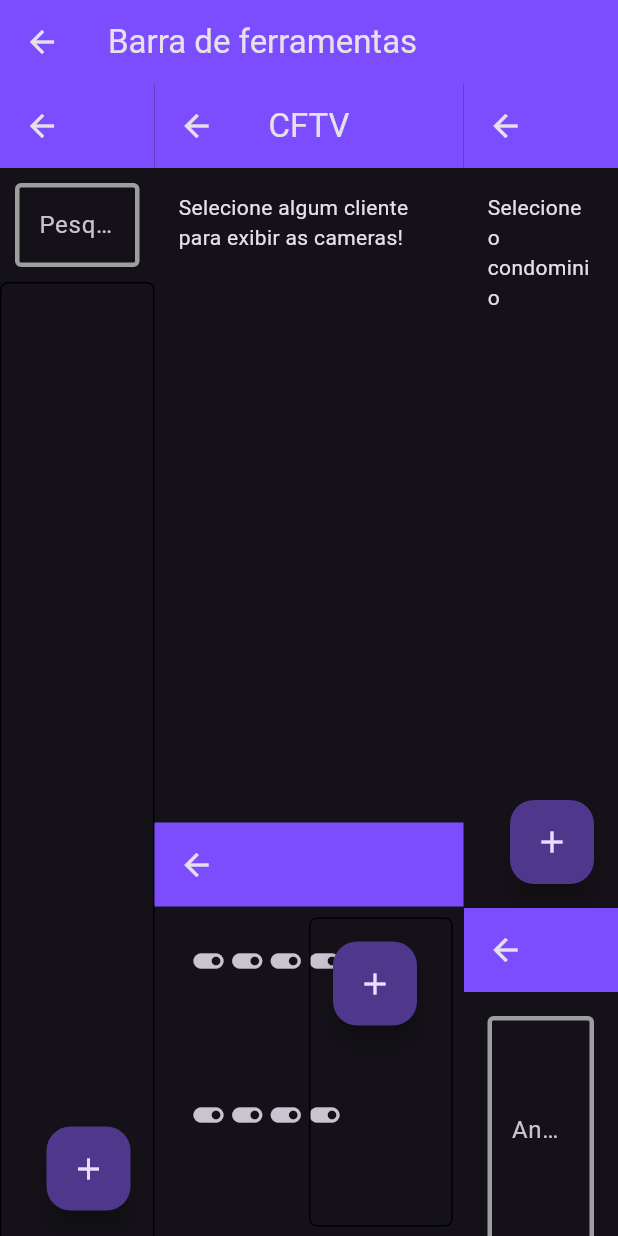
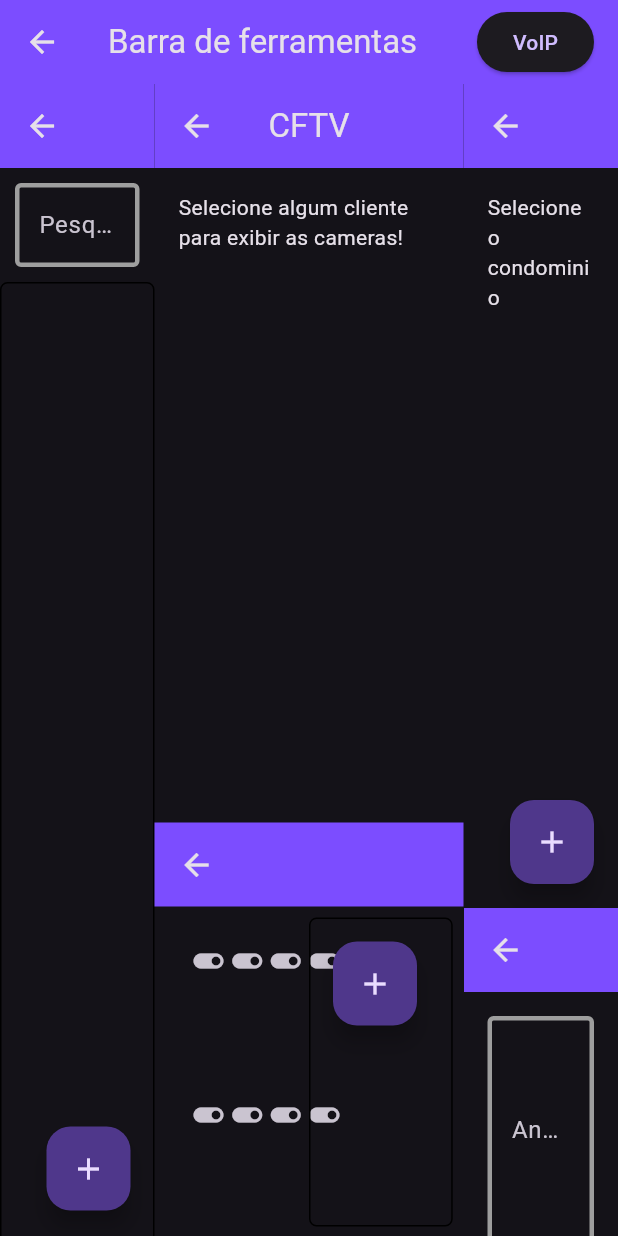
Before and after one commit to HeroRickyGAMES/ProjetoVigilantWindows, a Flutter app: the homeApp screen opened directly, on a phone screen of 412 x 824 dp. Run offline on Flutter 3.47's test engine with Material 3 defaults, Android fonts, the phone set to English and light mode, and no system bars; our stand-ins replace cloud_firestore, device_info_plus, firebase_auth, firebase_core, firebase_storage, flutter_styled_toast and 1 more; missing offline and left inert: flutter_webrtc, media_kit, media_kit_video, record, sip_ua; accounts and stored records are empty.

```diff
--- a/lib/homeApp.dart
+++ b/lib/homeApp.dart
@@ -54,7 +54,18 @@ class _homeAppState extends State<homeApp>{
               child: Column(
                 children: [
                   AppBar(
-                    title: const Text("Barra de ferramentas"),
+                    title: Row(
+                      mainAxisAlignment: MainAxisAlignment.spaceBetween,
+                      children: [
+                        const Text("Barra de ferramentas"),
+                        ElevatedButton(
+                          onPressed: () async {
+                            useVoIP();
+                          },
+                          child: const Text("VoIP")
+                        ),
+                      ],
+                    ),
                     backgroundColor: Colors.deepPurpleAccent,
                   ),
                   SizedBox(
--- a/lib/main.dart
+++ b/lib/main.dart
@@ -3,7 +3,6 @@ import 'dart:io';
 import 'package:firebase_auth/firebase_auth.dart';
 import 'package:firebase_core/firebase_core.dart';
 import 'package:flutter/material.dart';
-import 'package:flutter_styled_toast/flutter_styled_toast.dart';
 import 'package:sparta_monitoramento/checkUser.dart';
 import 'package:sparta_monitoramento/firebase_options.dart';
 import 'package:sparta_monitoramento/homeApp.dart';
@@ -56,7 +55,7 @@ class _mainAppState extends State<mainApp> {
           dir.deleteSync(recursive: true);
         }
       }catch(e){
-        showToast("Error $e",context:context);
+        //showToast("Error $e",context:context);
       }
 
       //Se o usuario estiver logado ele vai jogar na main
--- a/pubspec.yaml
+++ b/pubspec.yaml
@@ -52,7 +52,7 @@ dependencies:
   media_kit_libs_audio: ^1.0.4
   sip_ua: ^0.6.0
   flutter_webrtc: ^0.10.6
-  permission_handler: ^10.4.5
+  record: ^5.1.1
 
 dependency_overrides:
   dart_vlc_ffi:
@@ -71,7 +71,6 @@ dev_dependencies:
   # package. See that file for information about deactivating specific lint
   # rules and activating additional ones.
   flutter_lints: ^4.0.0
-
 # For information on the generic Dart part of this file, see the
 # following page: https://dart.dev/tools/pub/pubspec
 
```
Also changed, not shown: lib/voip/voipAPI.dart (+14 -6 lines), pubspec.lock, 3 other files.
